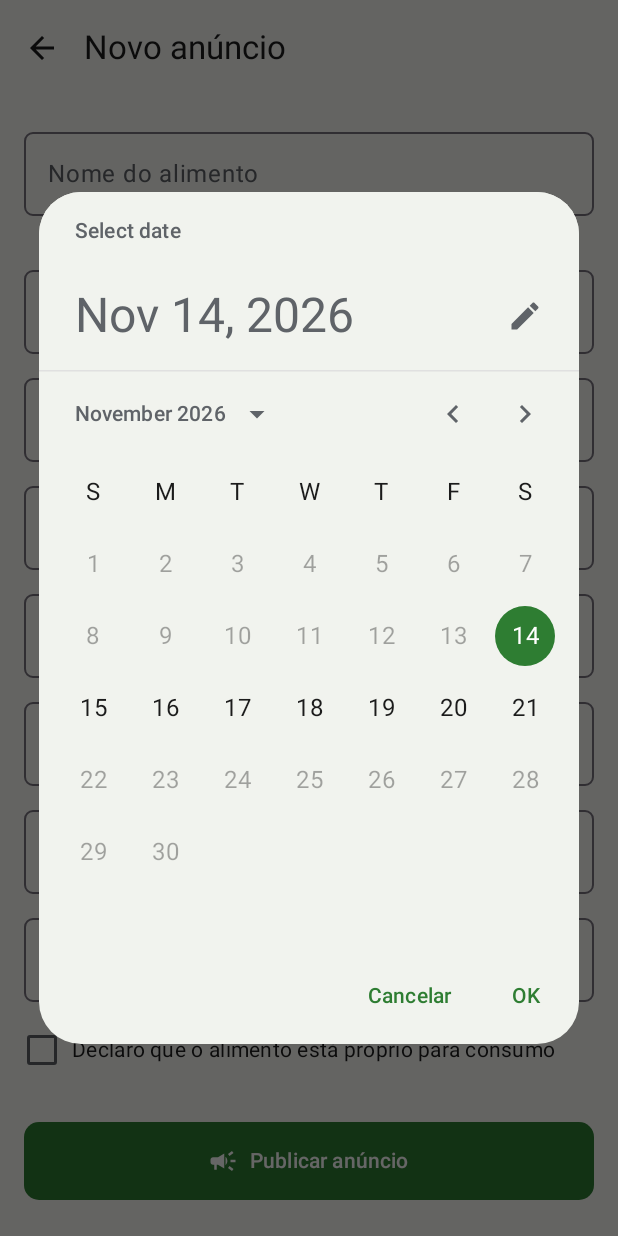
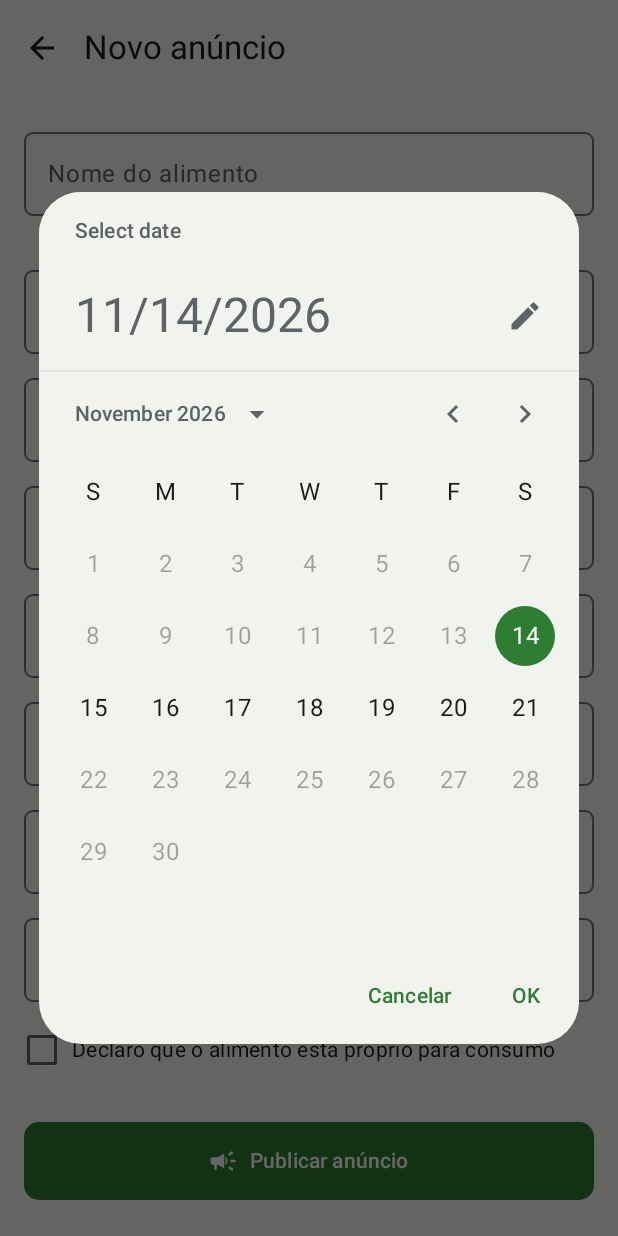
Before and after one commit to FredericoNakayama/Pratin---Kotlin---3SIS_GS2026, an Android app built with Jetpack Compose: the composable NovoAnuncioScreen shown on its own in the app's theme, after a tap on "Data de validade", on a phone screen of 412 x 824 dp. Run offline under Robolectric (Android 15) with nearby library versions, the phone set to English and light mode, and no system bars.

```diff
--- a/app/src/main/java/br/com/fiap/pratin/ui/components/CamposDataHora.kt
+++ b/app/src/main/java/br/com/fiap/pratin/ui/components/CamposDataHora.kt
@@ -7,6 +7,7 @@ import androidx.compose.material.icons.filled.CalendarMonth
 import androidx.compose.material.icons.filled.Schedule
 import androidx.compose.material3.AlertDialog
 import androidx.compose.material3.DatePicker
+import androidx.compose.material3.DatePickerDefaults
 import androidx.compose.material3.DatePickerDialog
 import androidx.compose.material3.ExperimentalMaterial3Api
 import androidx.compose.material3.Icon
@@ -20,6 +21,7 @@ import androidx.compose.runtime.Composable
 import androidx.compose.runtime.getValue
 import androidx.compose.runtime.mutableIntStateOf
 import androidx.compose.runtime.mutableStateOf
+import androidx.compose.runtime.remember
 import androidx.compose.runtime.saveable.rememberSaveable
 import androidx.compose.runtime.setValue
 import androidx.compose.ui.Modifier
@@ -177,7 +179,9 @@ private fun SeletorData(
         },
         dismissButton = { TextButton(onClick = onDispensar) { Text(stringResource(R.string.acao_cancelar)) } },
     ) {
-        DatePicker(state = estado)
+        // Data selecionada em formato curto (dd/MM/aaaa): o padrão "14 de nov. de 2026" não cabe no cabeçalho.
+        val formatador = remember { DatePickerDefaults.dateFormatter(selectedDateSkeleton = "yMd") }
+        DatePicker(state = estado, dateFormatter = formatador)
     }
 }
 
```
